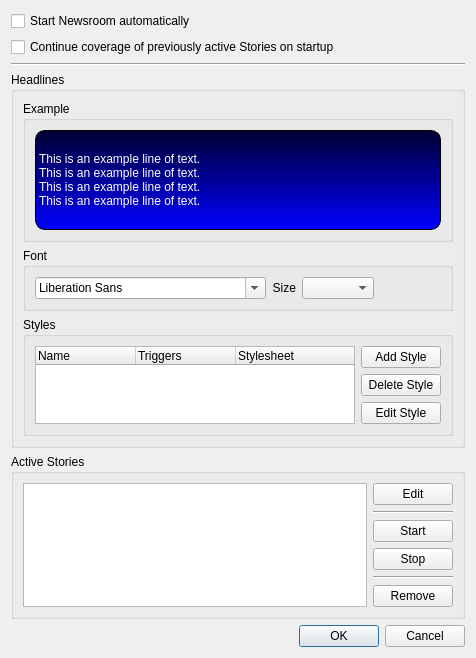
Above: settingsdialog.ui from b0bh00d/Newsroom before the change. Below: the same form after it.
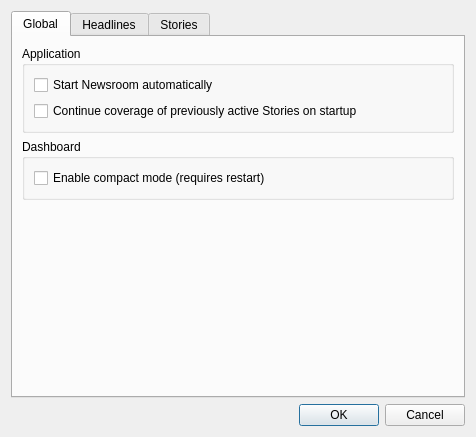
That is the form after the change.

Commit message:
- Phase 1 of Dashboard 'compact mode'.
- For some reason, the Producer's 'signal_new_headline' is being sent out to
listeners twice during the same QMetaObject::activate() call, so I had to guard
against it in Chyron.

The edit to the form file:
```diff
--- a/settingsdialog.ui
+++ b/settingsdialog.ui
@@ -7,7 +7,7 @@
     <x>0</x>
     <y>0</y>
     <width>476</width>
-    <height>636</height>
+    <height>437</height>
    </rect>
   </property>
   <property name="windowTitle">
@@ -15,6 +15,22 @@
   </property>
   <layout class="QVBoxLayout" name="verticalLayout_10">
    <item>
+    <widget class="QTabWidget" name="tabWidget">
+     <property name="currentIndex">
+      <number>0</number>
+     </property>
+     <widget class="QWidget" name="tab_Global">
+      <attribute name="title">
+       <string>Global</string>
+      </attribute>
+      <layout class="QVBoxLayout" name="verticalLayout_7">
+       <item>
+        <widget class="QGroupBox" name="groupBox">
+         <property name="title">
+          <string>Application</string>
+         </property>
+         <layout class="QVBoxLayout" name="verticalLayout_8">
+          <item>
     <widget class="QCheckBox" name="check_StartAutomatically">
      <property name="toolTip">
       <string>&lt;html&gt;&lt;head/&gt;&lt;body&gt;&lt;p&gt;Launches the Newroom app automatically when you log in.&lt;/p&gt;&lt;/body&gt;&lt;/html&gt;</string>
@@ -31,20 +47,49 @@
      </property>
     </widget>
    </item>
-   <item>
-    <widget class="Line" name="line">
-     <property name="orientation">
-      <enum>Qt::Horizontal</enum>
-     </property>
+         </layout>
     </widget>
    </item>
    <item>
-    <widget class="QGroupBox" name="groupBox_6">
+        <widget class="QGroupBox" name="groupBox_2">
      <property name="title">
-      <string>Headlines</string>
+          <string>Dashboard</string>
      </property>
      <layout class="QVBoxLayout" name="verticalLayout_9">
       <item>
+           <widget class="QCheckBox" name="check_CompactMode">
+            <property name="toolTip">
+             <string>&lt;html&gt;&lt;head/&gt;&lt;body&gt;&lt;p&gt;Dashboard types will display thumbnail views of each member Chyron headline, only displaying their styleSheet unless you mouse-over them. This mode provides a &amp;quot;1000-foot view&amp;quot; of monitored activities, saving on screen space.&lt;/p&gt;&lt;p&gt;Changes made to this setting will activate the next time you start Newsroom.&lt;/p&gt;&lt;/body&gt;&lt;/html&gt;</string>
+            </property>
+            <property name="text">
+             <string>Enable compact mode (requires restart)</string>
+            </property>
+           </widget>
+          </item>
+         </layout>
+        </widget>
+       </item>
+       <item>
+        <spacer name="verticalSpacer_3">
+         <property name="orientation">
+          <enum>Qt::Vertical</enum>
+         </property>
+         <property name="sizeHint" stdset="0">
+          <size>
+           <width>20</width>
+           <height>40</height>
+          </size>
+         </property>
+        </spacer>
+       </item>
+      </layout>
+     </widget>
+     <widget class="QWidget" name="tab_Headlines">
+      <attribute name="title">
+       <string>Headlines</string>
+      </attribute>
+      <layout class="QVBoxLayout" name="verticalLayout">
+       <item>
        <widget class="QGroupBox" name="groupBox_8">
         <property name="title">
          <string>Example</string>
@@ -195,12 +240,10 @@
       </item>
      </layout>
     </widget>
-   </item>
-   <item>
-    <widget class="QGroupBox" name="group_Stories">
-     <property name="title">
-      <string>Active Stories</string>
-     </property>
+     <widget class="QWidget" name="tab_Stories">
+      <attribute name="title">
+       <string>Stories</string>
+      </attribute>
      <layout class="QVBoxLayout" name="verticalLayout_4">
       <item>
        <layout class="QHBoxLayout" name="horizontalLayout">
@@ -261,6 +304,27 @@
             </property>
            </widget>
           </item>
+           <item>
+            <widget class="QPushButton" name="button_StartCoverageAll">
+             <property name="text">
+              <string>Start All</string>
+             </property>
+            </widget>
+           </item>
+           <item>
+            <widget class="QPushButton" name="button_StopCoverageAll">
+             <property name="text">
+              <string>Stop All</string>
+             </property>
+            </widget>
+           </item>
+           <item>
+            <widget class="Line" name="line">
+             <property name="orientation">
+              <enum>Qt::Horizontal</enum>
+             </property>
+            </widget>
+           </item>
           <item>
            <widget class="QPushButton" name="button_RemoveStory">
             <property name="text">
@@ -287,6 +351,7 @@
       </item>
      </layout>
     </widget>
+    </widget>
    </item>
    <item>
     <widget class="QDialogButtonBox" name="buttonBox">
```
Left out of the diff: 4 changed lines with no effect on the pictures. Lines whose indentation alone changed are shown as unchanged. The commit also changes 12 other files.
